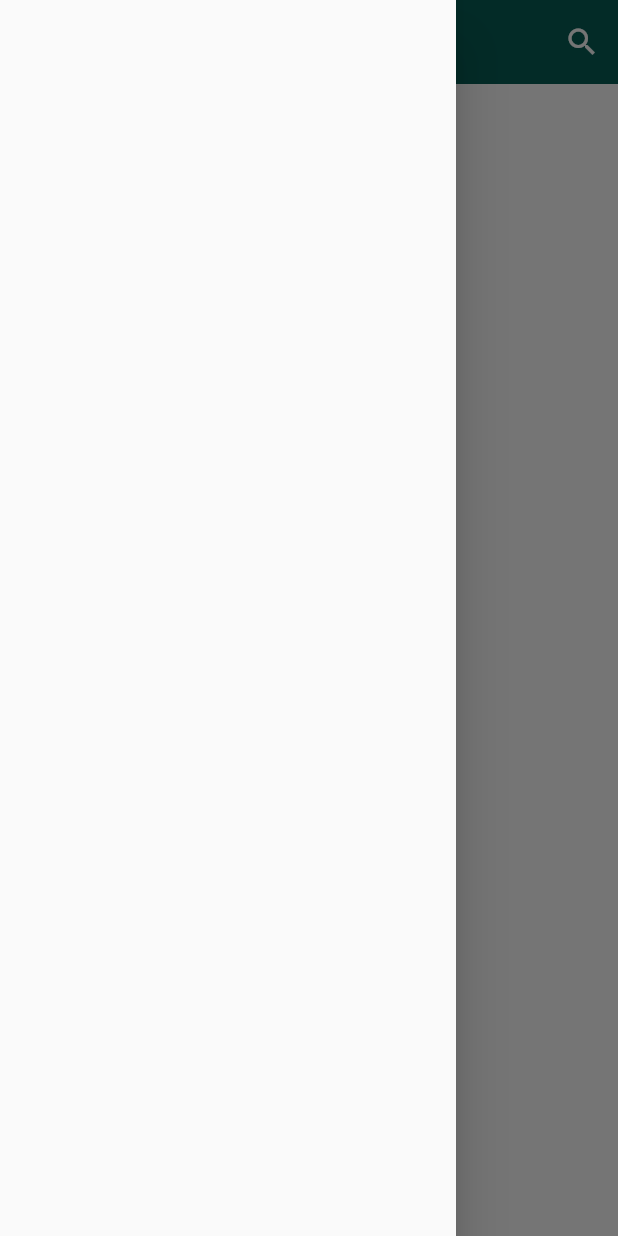
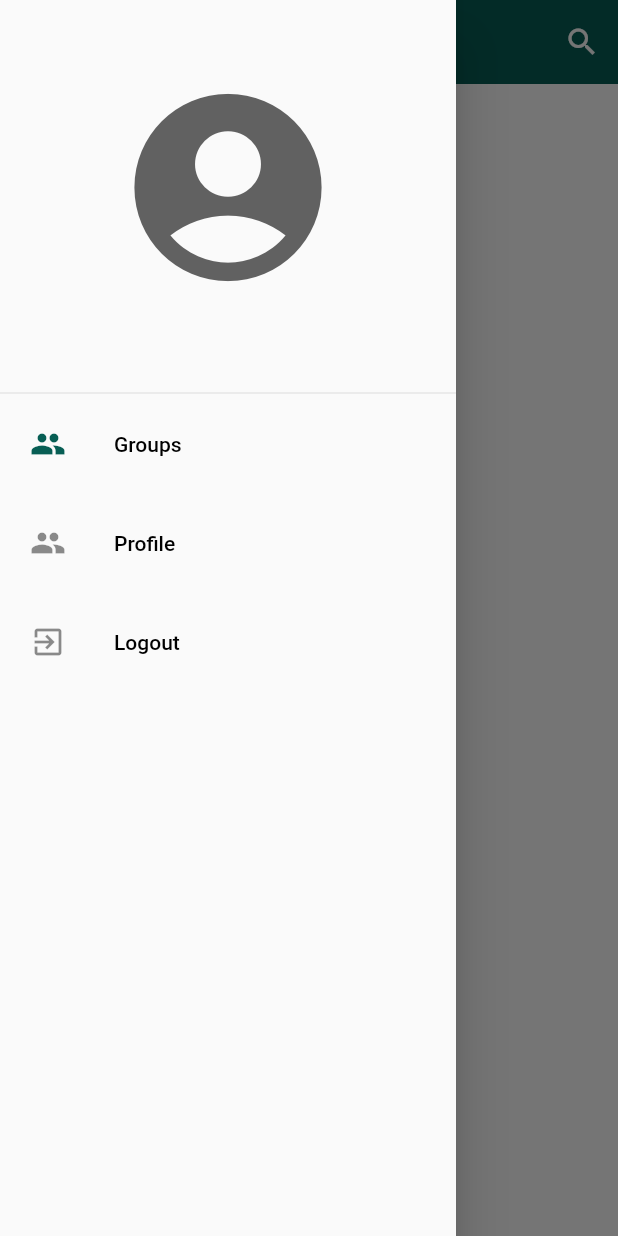
Before and after one commit to abhishakedahal/sambaad, a Flutter app: the HomePage screen opened directly, with the side drawer open, on a phone screen of 412 x 824 dp. Run offline on Flutter 3.47's test engine with Material 2 defaults, Android fonts, the phone set to English and light mode, and no system bars; our stand-ins replace cloud_firestore, firebase_auth, firebase_core, shared_preferences; accounts and stored records are empty.

Commit message:
Home page design done

```diff
--- a/lib/helper/helper_function.dart
+++ b/lib/helper/helper_function.dart
@@ -27,4 +27,15 @@ class HelperFunction{
     SharedPreferences sf=await SharedPreferences.getInstance();
     return sf.getBool(userLoggedInKey);
   }
+
+  static Future<String?> getUserEmailFromSF() async{
+    SharedPreferences sf=await SharedPreferences.getInstance();
+    return sf.getString(userEmailKey);
+  }
+
+  static Future<String?> getUserNameFromSF() async{
+    SharedPreferences sf=await SharedPreferences.getInstance();
+    return sf.getString(userNameKey);
+  }
+
 }
--- a/lib/pages/home_page.dart
+++ b/lib/pages/home_page.dart
@@ -1,7 +1,47 @@
 import 'package:flutter/material.dart';
+import 'package:sambaad/pages/profile_page.dart';
 import 'package:sambaad/pages/search_page.dart';
 import 'package:sambaad/services/auth_services.dart';
 import 'package:sambaad/widgets/widgets.dart';
+
+import '../helper/helper_function.dart';
+import 'login_page.dart';
+
+// class HomePage extends StatefulWidget {
+//   const HomePage({super.key});
+
+//   @override
+//   State<HomePage> createState() => _HomePageState();
+// }
+
+// class _HomePageState extends State<HomePage> {
+//   AuthService authService=AuthService();
+//   @override
+//   Widget build(BuildContext context) {
+//     return Scaffold(
+//       //body: Center(child: Text("Home Page")),
+//      appBar: AppBar(
+//       actions: [
+//         IconButton(onPressed: (){
+//           nextScreen(context,const Searchpage());
+//         }, icon: const Icon(
+//           Icons.search,
+//         ))
+//       ],
+//       elevation: 0,
+//       centerTitle: true,
+//       backgroundColor: Theme.of(context).primaryColor,
+//       title: Text("संवाद",style:TextStyle(color:Colors.white,fontWeight: FontWeight.bold,fontSize: 27) ,),
+//      ),
+//      drawer: Drawer(
+//       child: ListView(
+//         padding: const EdgeInsets.symmetric(vertical:50),
+
+//       ),
+//      ),
+//     );
+//   }
+// }
 
 class HomePage extends StatefulWidget {
   const HomePage({super.key});
@@ -11,8 +51,30 @@ class HomePage extends StatefulWidget {
 }
 
 class _HomePageState extends State<HomePage> {
+
+  String userName="";
+  String email="";
+
   AuthService authService=AuthService();
   @override
+  void initState(){
+    super.initState();
+    gettingUserData();
+  }
+
+
+  gettingUserData() async{
+    await HelperFunction.getUserEmailFromSF().then((value){
+      setState(() {
+        email=value!;
+      });
+    });
+    await HelperFunction.getUserNameFromSF().then((val) { //value or val
+      setState(() {
+        userName=val!;
+      });
+    });
+  }
   Widget build(BuildContext context) {
     return Scaffold(
       //body: Center(child: Text("Home Page")),
@@ -32,6 +94,90 @@ class _HomePageState extends State<HomePage> {
      drawer: Drawer(
       child: ListView(
         padding: const EdgeInsets.symmetric(vertical:50),
+        children: <Widget>[
+          Icon(
+              Icons.account_circle,
+              size:150,
+              color:Colors.grey[700],
+          ),
+          const SizedBox(
+            height: 15,
+          ),
+          Text(userName,textAlign:TextAlign.center,style: const TextStyle(fontWeight: FontWeight.bold),),
+          const SizedBox(
+            height: 30,
+          ),
+          const Divider(
+            height: 2,
+          ),
+          ListTile(
+            onTap: (){},
+            selectedColor: Theme.of(context).primaryColor,
+            selected: true,
+            contentPadding: const EdgeInsets.symmetric(horizontal: 20,vertical: 5),
+            leading: const Icon(Icons.group),
+            title: const Text(
+              "Groups",style: TextStyle(color: Colors.black),
+            ),
+          ),
+
+          //for profile page
+          ListTile(
+            onTap: (){
+              nextScreenReplace(context, ProfilePage(userName: userName,email: email,));
+            },
+            contentPadding: const EdgeInsets.symmetric(horizontal: 20,vertical: 5),
+            leading: const Icon(Icons.group),
+            title: const Text(
+              "Profile",style: TextStyle(color: Colors.black),
+            ),
+          ),
+
+
+          //For logout
+          ListTile(
+            onTap: ()async{
+              showDialog(
+                barrierDismissible:false,
+                context: context,
+                builder: (context){
+                    return AlertDialog(
+                      title: const Text("Logout"),
+                      content: const Text("Are you sure you want to logout?"),
+                      actions: [
+                        IconButton(
+                          onPressed: () {
+                            Navigator.pop(context);
+                          },
+                          icon: const Icon(
+                            Icons.cancel,
+                            color: Colors.red,
+                          ),
+                        ),
+                        IconButton(
+                          onPressed: () async {
+                            await authService.signout();
+                            Navigator.of(context).pushAndRemoveUntil(
+                                MaterialPageRoute(
+                                    builder: (context) => const LoginPage()),
+                                (route) => false);
+                          },
+                          icon: const Icon(
+                            Icons.done,
+                            color: Colors.green,
+                          ),
+                        ),
+                      ],
+                    );
+                });
+            },
+            contentPadding: const EdgeInsets.symmetric(horizontal: 20,vertical: 5),
+            leading: const Icon(Icons.exit_to_app),
+            title: const Text(
+              "Logout",style: TextStyle(color: Colors.black),
+            ),
+          ),
+        ],
 
       ),
      ),
```
Also changed, not shown: lib/pages/profile_page.dart (added, +158 -0 lines).
